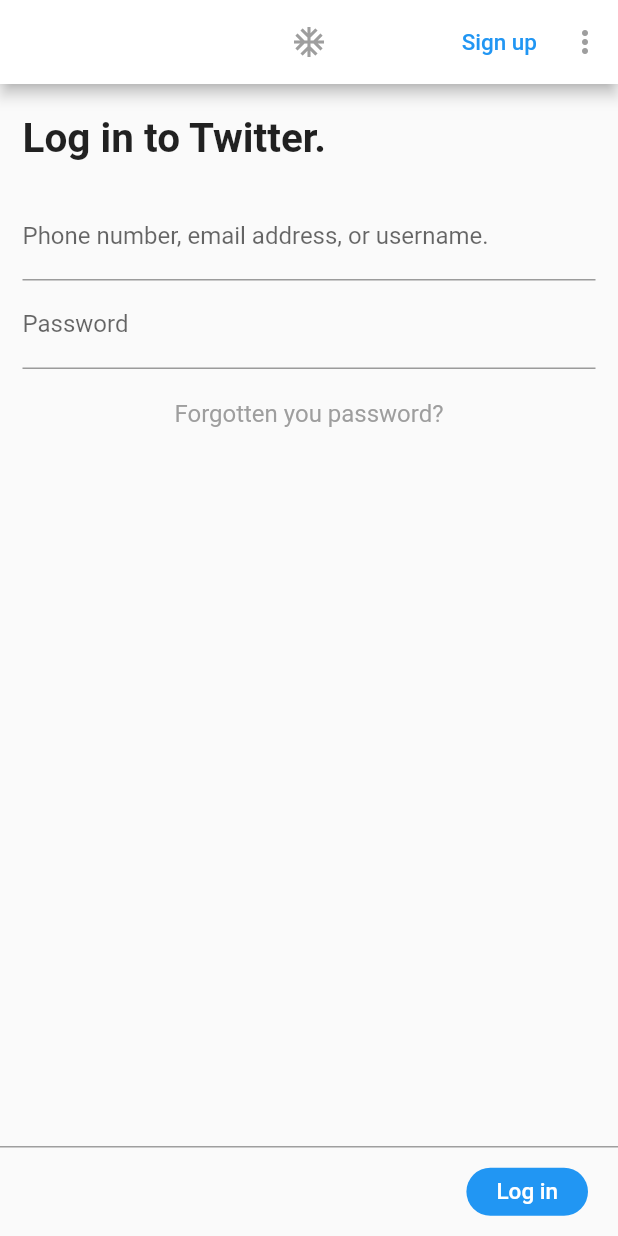
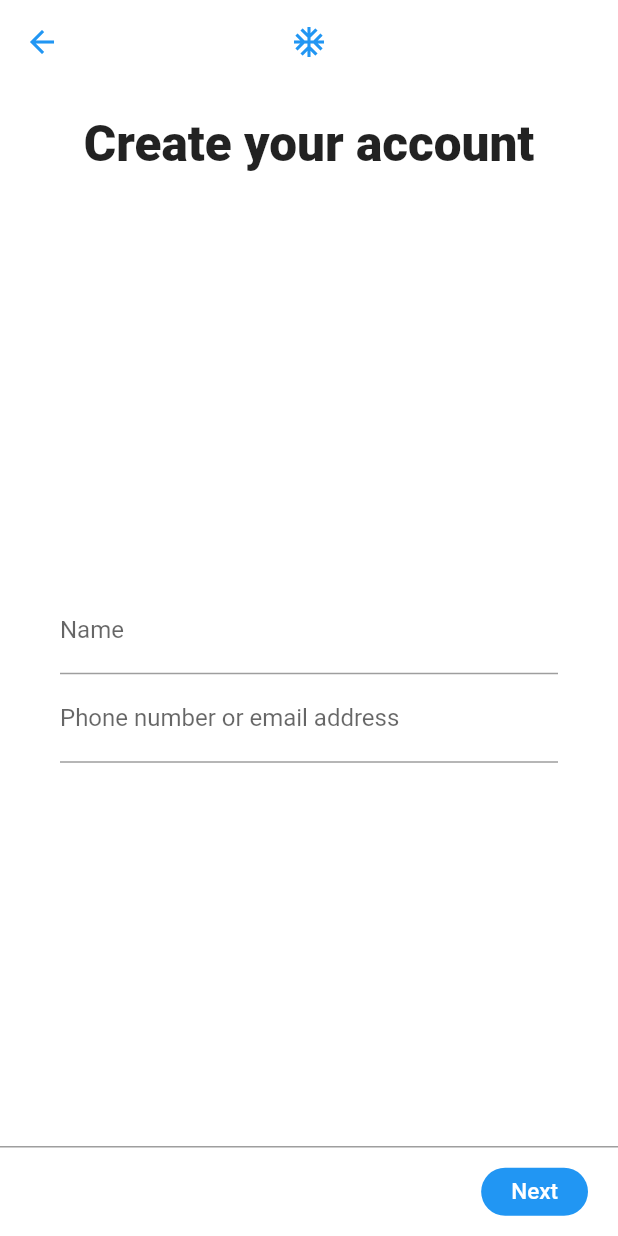
Before and after one commit to plokmij/flutter-ui, a Flutter app: the screen it shows after launch, on a phone screen of 412 x 824 dp. Run offline on Flutter 3.47's test engine with Material 2 defaults, Android fonts, the phone set to English and light mode, and no system bars.

Commit message:
add sign up s=page

```diff
--- a/login2/lib/src/app.dart
+++ b/login2/lib/src/app.dart
@@ -1,10 +1,11 @@
 import 'package:flutter/material.dart';
+import 'screens/signup.dart';
 import 'screens/login.dart';
 
 class App extends StatelessWidget {
   Widget build(BuildContext context) {
     return MaterialApp(
-      home: PreLoad(),
+      home: Signup(),
     );
   }
 }
--- a/login2/lib/src/screens/login.dart
+++ b/login2/lib/src/screens/login.dart
@@ -8,7 +8,9 @@ class Login extends StatelessWidget {
   );
   Widget build(BuildContext context) {
     return Scaffold(
+      backgroundColor: Colors.white,
       appBar: AppBar(
+        elevation: 0.0,
         backgroundColor: Colors.white,
         title: Icon(
           Icons.ac_unit,
--- a/login2/lib/src/screens/signup.dart
+++ b/login2/lib/src/screens/signup.dart
@@ -1,29 +1,103 @@
 import 'package:flutter/material.dart';
 
-class Login extends StatelessWidget {
+class Signup extends StatelessWidget {
+  final TextStyle appBarSignUpButtonStyle = TextStyle(
+    color: Colors.blue,
+    fontSize: 15,
+    fontWeight: FontWeight.w500,
+  );
   Widget build(BuildContext context) {
     return Scaffold(
+      backgroundColor: Colors.white,
       appBar: AppBar(
+        elevation: 0.0,
+        leading: Icon(
+          Icons.arrow_back,
+          color: Colors.blue,
+        ),
         backgroundColor: Colors.white,
         title: Icon(
           Icons.ac_unit,
-          color: Colors.grey,
+          color: Colors.blue,
         ),
         centerTitle: true,
-        actions: <Widget>[
-          Padding(
-            padding: EdgeInsets.all(10),
-            child: Text("Sign up"),
+
+      ),
+      body: buildBody(context),
+    );
+  }
+
+  Widget buildBody(BuildContext context) {
+    TextStyle myStyle = TextStyle(
+      fontSize: 33,
+      fontWeight: FontWeight.w800,
+    );
+    return Column(
+      children: <Widget>[
+        Padding(
+                padding: EdgeInsets.symmetric(vertical: 20, horizontal: 40),
+                child: Text(
+                  "Create your account",
+                  textAlign: TextAlign.center,
+                  style: myStyle,
+                ),
+              ),
+        Spacer(),
+        Padding(
+          padding: EdgeInsets.symmetric(horizontal: 40),
+          child: Column(
+            crossAxisAlignment: CrossAxisAlignment.center,
+            children: <Widget>[
+
+              TextField(
+                decoration: InputDecoration(
+                  labelText: "Name",
+                  //hasFloatingPlaceholder: false,
+                ),
+              ),
+              TextField(
+                decoration: InputDecoration(
+                  labelText: "Phone number or email address",
+                  //hasFloatingPlaceholder: false,
+                  //hintText: "81291247294",
+                ),
+              ),
+            ],
           ),
-          Padding(
-            padding: EdgeInsets.all(10),
-            child: Icon(
-              Icons.more_vert,
-              color: Colors.grey,
-            ),
-          )
-        ],
-      ),
+        ),
+        Spacer(),
+        Container(
+          width: MediaQuery.of(context).size.width,
+          decoration: BoxDecoration(
+              border: Border(top: BorderSide(color: Colors.grey))),
+          height: 60,
+          child: Row(
+            children: <Widget>[
+              Spacer(),
+              Center(
+                child: Padding(
+                  padding: EdgeInsets.symmetric(horizontal: 20),
+                  child: Container(
+                    padding: EdgeInsets.symmetric(horizontal: 20, vertical: 7),
+                    decoration: BoxDecoration(
+                      borderRadius: BorderRadius.all(
+                        Radius.circular(25),
+                      ),
+                      color: Colors.blue,
+                    ),
+                    child: Text(
+                      "Next",
+                      style: appBarSignUpButtonStyle.copyWith(
+                        color: Colors.white,
+                      ),
+                    ),
+                  ),
+                ),
+              ),
+            ],
+          ),
+        ),
+      ],
     );
   }
 }
--- a/login2/lib/src/screens/welcome.dart
+++ b/login2/lib/src/screens/welcome.dart
@@ -13,6 +13,7 @@ class Welcome extends StatelessWidget {
     double leftPadding = width * 0.1;
     return Scaffold(
       appBar: AppBar(
+        elevation: 0.0,
         backgroundColor: Colors.white,
         title: Icon(
           Icons.ac_unit,
```
